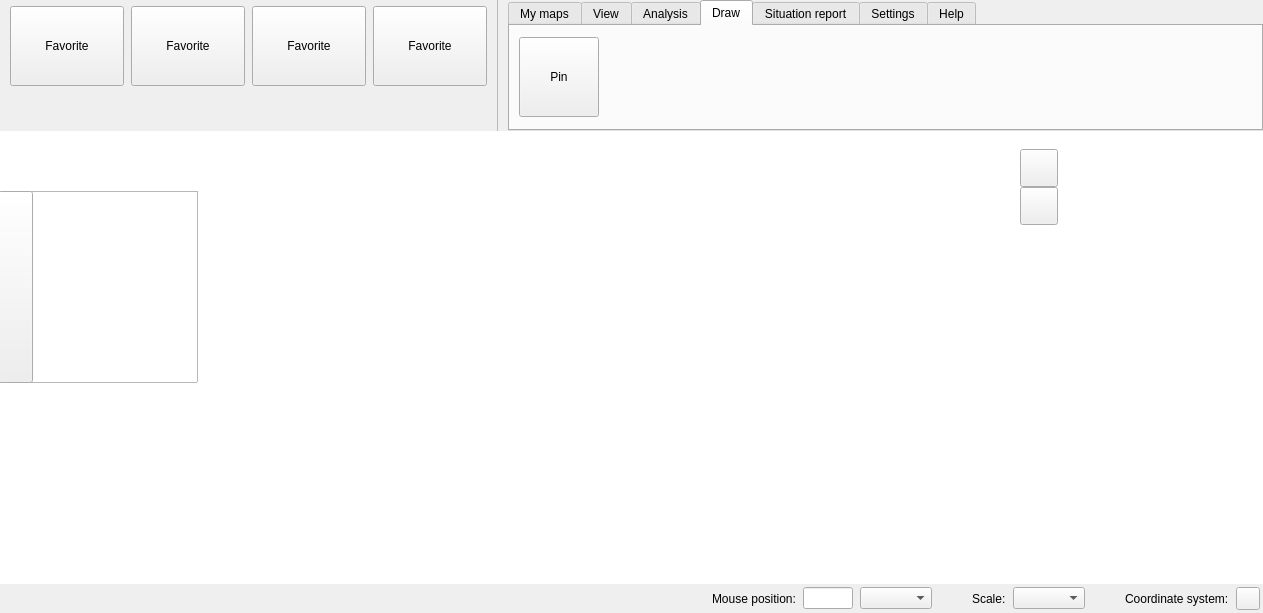
Qt form src/ui/qgskadasmainwidgetbase.ui (kadas-albireo/kadas-albireo) before a commit.
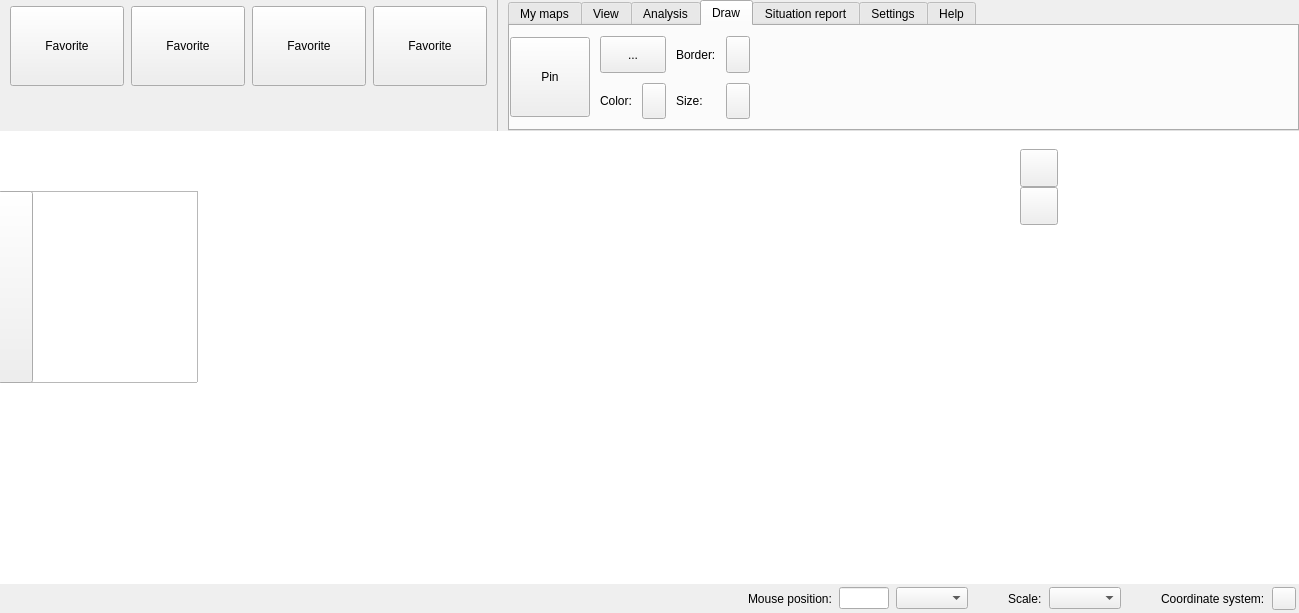
The same form after that commit. The open tabs and pages were chosen to show the change. Icons and pictures are not drawn. Custom widgets are drawn as their Qt base class.

What changed in the file:
```diff
--- a/src/ui/qgskadasmainwidgetbase.ui
+++ b/src/ui/qgskadasmainwidgetbase.ui
@@ -6,7 +6,7 @@
    <rect>
     <x>0</x>
     <y>0</y>
-    <width>1263</width>
+    <width>1299</width>
     <height>613</height>
    </rect>
   </property>
@@ -1117,16 +1117,25 @@
             <string>Draw</string>
            </attribute>
            <layout class="QGridLayout" name="gridLayout_4">
+            <property name="leftMargin">
+             <number>0</number>
+            </property>
             <property name="topMargin">
-             <number>0</number>
+             <number>10</number>
             </property>
             <property name="rightMargin">
              <number>0</number>
             </property>
             <property name="bottomMargin">
+             <number>10</number>
+            </property>
+            <property name="horizontalSpacing">
+             <number>10</number>
+            </property>
+            <property name="verticalSpacing">
              <number>0</number>
             </property>
-            <item row="0" column="1">
+            <item row="0" column="2">
              <spacer name="horizontalSpacer_2">
               <property name="orientation">
                <enum>Qt::Horizontal</enum>
@@ -1170,6 +1179,77 @@
               </property>
              </widget>
             </item>
+            <item row="0" column="1">
+             <layout class="QGridLayout" name="mGridLayoutRedlining">
+              <property name="spacing">
+               <number>10</number>
+              </property>
+              <item row="0" column="2">
+               <widget class="QLabel" name="mLabelRedliningBorderColor">
+                <property name="text">
+                 <string>Border:</string>
+                </property>
+               </widget>
+              </item>
+              <item row="1" column="0">
+               <widget class="QLabel" name="mLabelRedliningColor">
+                <property name="text">
+                 <string>Color:</string>
+                </property>
+               </widget>
+              </item>
+              <item row="1" column="2">
+               <widget class="QLabel" name="mLabelRedliningSize">
+                <property name="text">
+                 <string>Size:</string>
+                </property>
+               </widget>
+              </item>
+              <item row="0" column="0" colspan="2">
+               <widget class="QToolButton" name="mToolButtonRedliningShape">
+                <property name="sizePolicy">
+                 <sizepolicy hsizetype="Preferred" vsizetype="MinimumExpanding">
+                  <horstretch>0</horstretch>
+                  <verstretch>0</verstretch>
+                 </sizepolicy>
+                </property>
+                <property name="text">
+                 <string>...</string>
+                </property>
+               </widget>
+              </item>
+              <item row="1" column="1">
+               <widget class="QgsColorButtonV2" name="mToolButtonRedliningColor">
+                <property name="sizePolicy">
+                 <sizepolicy hsizetype="Preferred" vsizetype="MinimumExpanding">
+                  <horstretch>0</horstretch>
+                  <verstretch>0</verstretch>
+                 </sizepolicy>
+                </property>
+               </widget>
+              </item>
+              <item row="1" column="3">
+               <widget class="QgsColorButtonV2" name="mToolButtonRedliningSize">
+                <property name="sizePolicy">
+                 <sizepolicy hsizetype="Preferred" vsizetype="MinimumExpanding">
+                  <horstretch>0</horstretch>
+                  <verstretch>0</verstretch>
+                 </sizepolicy>
+                </property>
+               </widget>
+              </item>
+              <item row="0" column="3">
+               <widget class="QgsColorButtonV2" name="mToolButtonRedliningBorderColor">
+                <property name="sizePolicy">
+                 <sizepolicy hsizetype="Preferred" vsizetype="MinimumExpanding">
+                  <horstretch>0</horstretch>
+                  <verstretch>0</verstretch>
+                 </sizepolicy>
+                </property>
+               </widget>
+              </item>
+             </layout>
+            </item>
            </layout>
           </widget>
           <widget class="QWidget" name="mSituationReportTab">
@@ -1826,6 +1906,11 @@
    <header>kadas/search/qgsvbssearchbox.h</header>
    <container>1</container>
   </customwidget>
+  <customwidget>
+   <class>QgsColorButtonV2</class>
+   <extends>QToolButton</extends>
+   <header>qgscolorbuttonv2.h</header>
+  </customwidget>
  </customwidgets>
  <resources>
   <include location="../../images/images.qrc"/>
```
Left out of the diff: 22 changed lines with no effect on the pictures.
